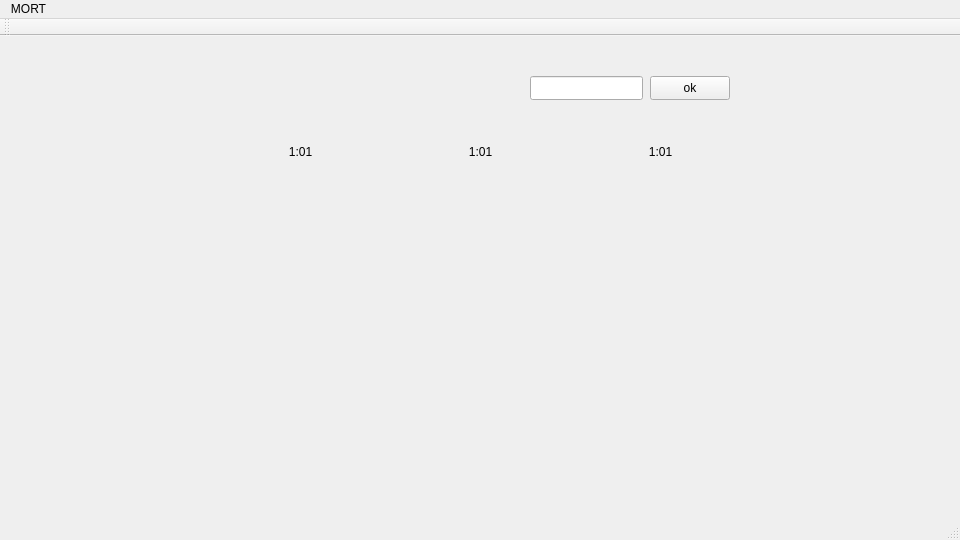
Qt form ui/gamewindow.ui (couatl/Mort) before a commit.
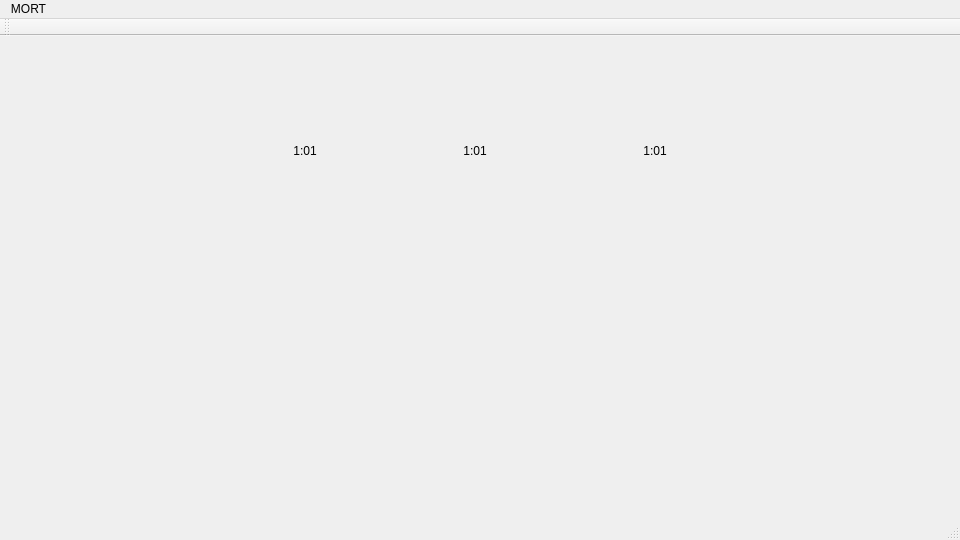
The same form after that commit.

The edit to the form file:
```diff
--- a/ui/gamewindow.ui
+++ b/ui/gamewindow.ui
@@ -79,9 +79,9 @@
     <property name="geometry">
      <rect>
       <x>260</x>
-      <y>100</y>
-      <width>81</width>
-      <height>31</height>
+      <y>95</y>
+      <width>90</width>
+      <height>40</height>
      </rect>
     </property>
     <property name="mouseTracking">
@@ -97,10 +97,10 @@
    <widget class="QLabel" name="time_2">
     <property name="geometry">
      <rect>
-      <x>440</x>
-      <y>100</y>
-      <width>81</width>
-      <height>31</height>
+      <x>430</x>
+      <y>95</y>
+      <width>90</width>
+      <height>40</height>
      </rect>
     </property>
     <property name="mouseTracking">
@@ -116,10 +116,10 @@
    <widget class="QLabel" name="time_3">
     <property name="geometry">
      <rect>
-      <x>620</x>
-      <y>100</y>
-      <width>81</width>
-      <height>31</height>
+      <x>610</x>
+      <y>95</y>
+      <width>90</width>
+      <height>40</height>
      </rect>
     </property>
     <property name="mouseTracking">
@@ -132,27 +132,36 @@
      <set>Qt::AlignCenter</set>
     </property>
    </widget>
-   <widget class="QLineEdit" name="testUsername">
+   <widget class="QLabel" name="label">
     <property name="geometry">
      <rect>
-      <x>530</x>
-      <y>40</y>
-      <width>113</width>
-      <height>24</height>
+      <x>10</x>
+      <y>10</y>
+      <width>941</width>
+      <height>41</height>
      </rect>
     </property>
+    <property name="text">
+     <string/>
+    </property>
+    <property name="alignment">
+     <set>Qt::AlignCenter</set>
+    </property>
    </widget>
-   <widget class="QPushButton" name="pushButton">
+   <widget class="QLabel" name="score">
     <property name="geometry">
      <rect>
-      <x>650</x>
-      <y>40</y>
-      <width>80</width>
-      <height>24</height>
+      <x>20</x>
+      <y>50</y>
+      <width>871</width>
+      <height>31</height>
      </rect>
     </property>
     <property name="text">
-     <string>ok</string>
+     <string/>
+    </property>
+    <property name="alignment">
+     <set>Qt::AlignCenter</set>
     </property>
    </widget>
   </widget>
```
